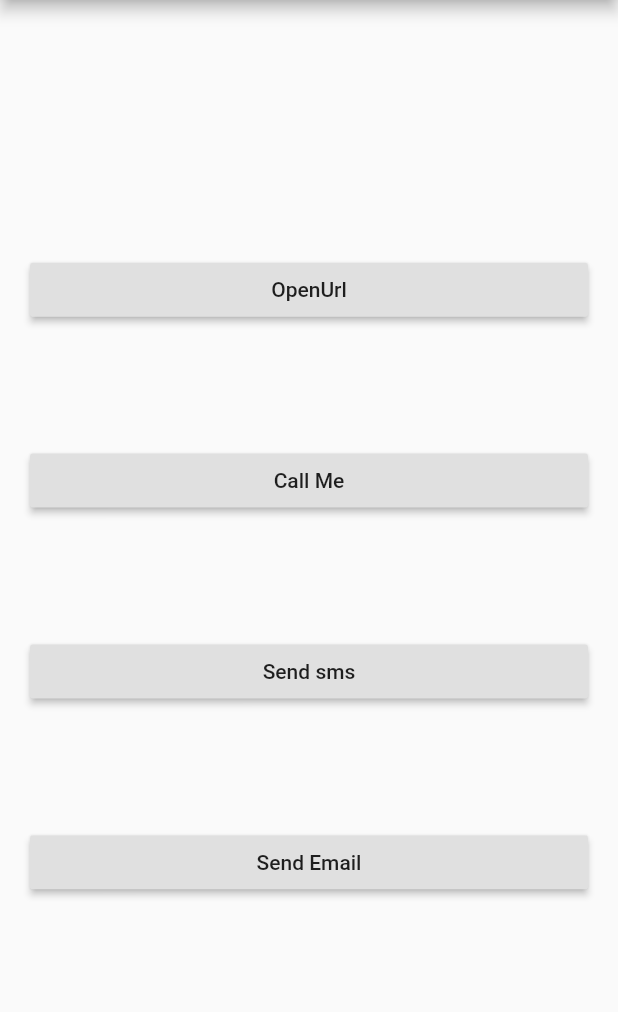
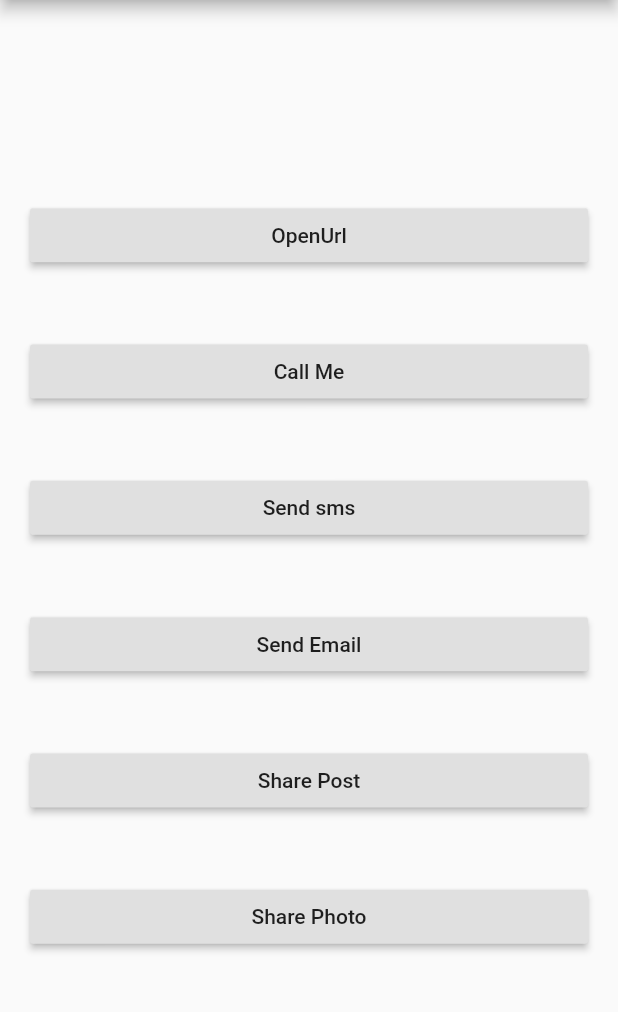
Before and after one commit to Mafarra/using_of_url_luncher, a Flutter app: the screen it shows after launch, on a phone screen of 412 x 824 dp, the part 84-1096 px from its top. Run offline on Flutter 3.47's test engine with Material 2 defaults, Android fonts, the phone set to English and light mode, and no system bars; our stand-ins replace image_picker, share.

Commit message:
share post and photo imagePicker

```diff
--- a/lib/packagesTest.dart
+++ b/lib/packagesTest.dart
@@ -1,7 +1,21 @@
 import 'package:flutter/material.dart';
+import 'package:image_picker/image_picker.dart';
+import 'package:share/share.dart';
 import 'package:url_launcher/url_launcher.dart';
 
 class UrlLuncher extends StatelessWidget {
+  sharePhoto() async {
+    final picker = ImagePicker();
+    final PickedFile pickedFile =
+        await picker.getImage(source: ImageSource.camera);
+    Share.shareFiles(['${pickedFile.path}'],
+        text: 'Nice Photo', subject: 'test image Picker');
+  }
+
+  sharePost(String post) {
+    Share.share(post);
+  }
+
   makeCall(int phoneNumer) async {
     if (await canLaunch('tel:$phoneNumer')) {
       await launch('tel:$phoneNumer');
@@ -75,6 +89,16 @@ class UrlLuncher extends StatelessWidget {
                     sendEmail('mam.farra2030@gmail.com', 'test@gmail.com',
                         'textEmail', 'test email for you');
                   }),
+              RaisedButton(
+                  child: Text('Share Post'),
+                  onPressed: () {
+                    sharePost('this is my shared post');
+                  }),
+              RaisedButton(
+                  child: Text('Share Photo'),
+                  onPressed: () {
+                    sharePhoto();
+                  }),
             ],
           ),
         ),
--- a/pubspec.yaml
+++ b/pubspec.yaml
@@ -24,6 +24,8 @@ dependencies:
   flutter:
     sdk: flutter
   url_launcher: ^5.7.10
+  share: ^0.6.5+4
+  image_picker: ^0.6.7+21
 
   # The following adds the Cupertino Icons font to your application.
   # Use with the CupertinoIcons class for iOS style icons.
```
Also changed, not shown: pubspec.lock, 2 other files.
